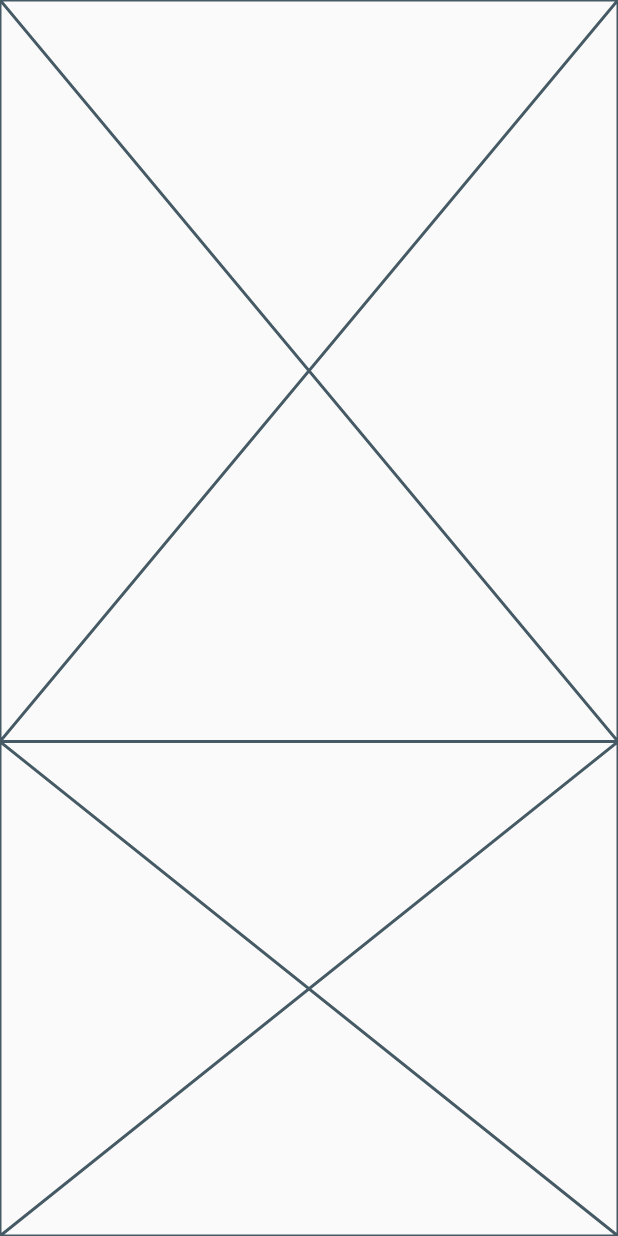
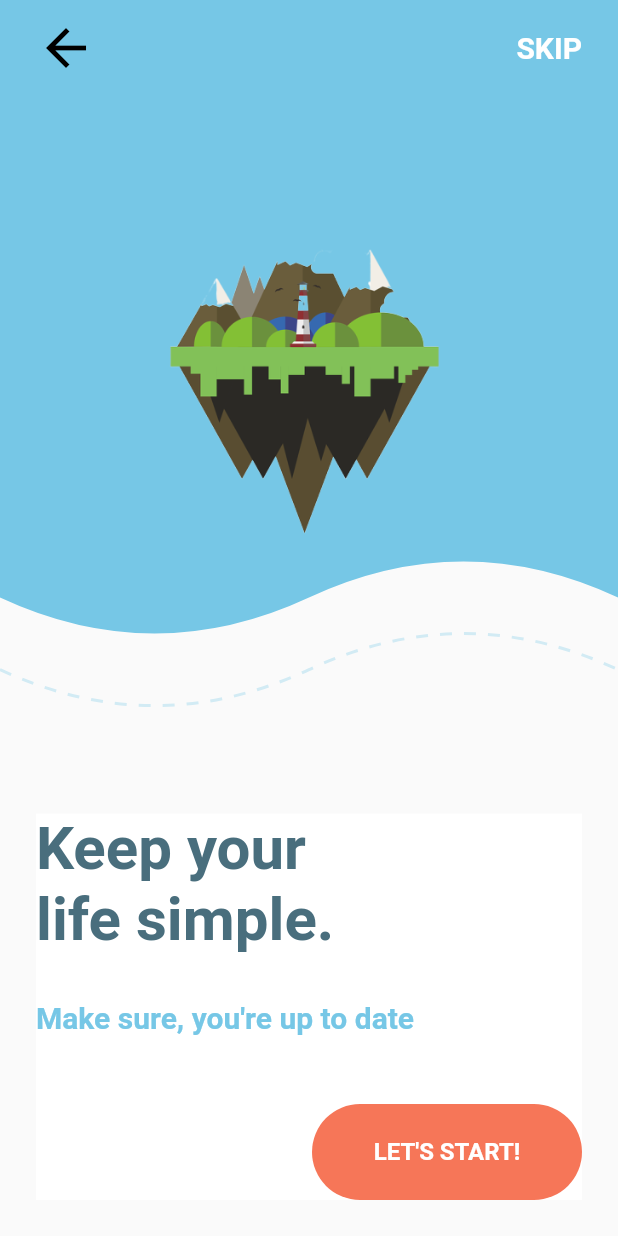
Before and after one commit to MegaJoon/flutter_nov, a Flutter app: the SecondPage screen opened directly, on a phone screen of 412 x 824 dp. Run offline on Flutter 3.47's test engine with Material 2 defaults, Android fonts, the phone set to English and light mode, and no system bars; our stand-ins replace badges, path_drawing; network calls fail.

Commit message:
second page
second page

```diff
--- a/lib/1106/reminders_mobile_app.dart
+++ b/lib/1106/reminders_mobile_app.dart
@@ -274,6 +274,8 @@ class _RemindersMobileAppState extends State<RemindersMobileApp> {
               child: FloatingActionButton(
                 onPressed: () {
                   print("onPressed");
+                  // on clicked event
+                  Navigator.push(context, MaterialPageRoute(builder: (context) => SecondPage()));
                 },
                 backgroundColor: _btnColor,
                 child: Icon(
--- a/lib/1106/second_page.dart
+++ b/lib/1106/second_page.dart
@@ -1,11 +1,33 @@
 import 'package:flutter/material.dart';
+import 'package:path_drawing/path_drawing.dart';
 
+// https://medium.com/@meysam.mahfouzi/drawing-curved-dashed-lines-in-flutter-b5d0645b04c8
+// thanks! wave dotted line;
+
+// it's second page;
 class SecondPage extends StatefulWidget {
   @override
   _SecondPageState createState() => _SecondPageState();
 }
 
 class _SecondPageState extends State<SecondPage> {
+  // background color
+  Color _color = Color.fromRGBO(118, 199, 230, 1);
+
+  // floating button color
+  Color _btnColor = Color.fromRGBO(246, 118, 88, 1);
+
+  // accent color
+  Color _accentColor = Color.fromRGBO(73, 110, 125, 1);
+
+  // title
+  String title = "Keep your\nlife simple.";
+  String subTitle = "Make sure, you're up to date";
+  String btnText = "Let's start!";
+
+  // background image
+  String _image = "assets/sky.png";
+
   @override
   Widget build(BuildContext context) {
     return Scaffold(
@@ -14,16 +36,159 @@ class _SecondPageState extends State<SecondPage> {
           // top container
           Flexible(
             flex: 6,
-            child: Placeholder(),
+            child: Stack(
+              children: <Widget>[
+                // wave container
+                Positioned(
+                  top: 0,
+                  left: 0,
+                  right: 0,
+                  bottom: 48.0,
+                  child: ClipPath(
+                    clipper: myClipper(),
+                    child: Container(
+                      color: _color,
+                    ),
+                  ),
+                ),
+
+                // wave dotted line
+                Positioned(
+                  bottom: 0,
+                  left: 0,
+                  right: 0,
+                  child: Container(
+                    height: 100.0,
+                    child: CustomPaint(
+                      painter: CurvePatiner(),
+                      child: Container(),
+                    ),
+                  ),
+                ),
+
+                // appbar
+                Positioned(
+                  top: 0,
+                  left: 24.0,
+                  right: 24.0,
+                  child: SafeArea(
+                   top: true,
+                   left: true,
+                   right: true,
+                   child: Container(
+                     height: 64.0,
+                     child: Row(
+                       children: <Widget>[
+                         Icon(Icons.arrow_back, size: 40.0, color: Colors.black,),
+                         Spacer(),
+                         Text("SKIP".toUpperCase(),
+                         style: TextStyle(color: Colors.white, fontSize: 20.0, fontWeight: FontWeight.bold),),
+                       ],
+                     ),
+                   ),
+                  ),
+                ),
+
+                // center image
+                Positioned(
+                  top: 0,
+                  left: 0,
+                  right: 48.0,
+                  bottom: 0,
+                  child: Image.asset(_image, fit: BoxFit.contain,),
+                ),
+              ],
+            ),
           ),
 
           // bottom container
           Flexible(
             flex: 4,
-            child: Placeholder(),
+            child: Container(
+              margin: EdgeInsets.only(left: 24.0, right: 24.0, bottom: 24.0, top: 48.0),
+              color: Colors.white,
+              child: Column(
+                crossAxisAlignment: CrossAxisAlignment.start,
+                mainAxisAlignment: MainAxisAlignment.spaceBetween,
+                children: <Widget>[
+                  // title
+                  Text(title,
+                    style: TextStyle(color: _accentColor, fontSize: 40.0, fontWeight: FontWeight.bold),
+                  ),
+
+                  // subTitle
+                  Text(subTitle,
+                    style: TextStyle(color: _color, fontSize: 20.0, fontWeight: FontWeight.bold),
+                  ),
+
+                  // btn
+                  Container(
+                    margin: EdgeInsets.only(top: 16.0),
+                    alignment: Alignment.centerRight,
+                    child: InkWell(
+                      onTap: (){
+                        setState(() {
+                          // onClicked event : back
+                          Navigator.pop(context);
+                        });
+                      },
+                      child: Container(
+                        height: 64.0,
+                        width: 180.0,
+                        decoration: ShapeDecoration(shape: StadiumBorder(), color: _btnColor),
+                        child: Center(
+                          child: Text(btnText.toUpperCase(),
+                            style: TextStyle(color: Colors.white, fontSize: 16.0, fontWeight: FontWeight.bold),),
+                        ),
+                      ),
+                    ),
+                  ),
+                ],
+              ),
+            ),
           ),
         ],
       ),
     );
   }
 }
+
+class myClipper extends CustomClipper<Path>{
+  @override
+  Path getClip(Size size) {
+    var path = new Path()
+    ..lineTo(0.0, 0.0)
+    ..lineTo(0.0, size.height - 48.0)
+    ..quadraticBezierTo(size.width * 0.25, size.height, size.width * 0.50, size.height - 48.0)
+    ..quadraticBezierTo(size.width * 0.75, size.height - 96.0, size.width, size.height - 48.0)
+    ..lineTo(size.width, 0.0)
+    ..close();
+    return path;
+  }
+
+  @override
+  bool shouldReclip(CustomClipper<Path> oldClipper) => false;
+}
+
+class CurvePatiner extends CustomPainter{
+  Color _color = Color.fromRGBO(118, 199, 230, 1);
+
+  @override
+  void paint(Canvas canvas, Size size) {
+    var paint = Paint()
+
+    ..color = _color.withOpacity(0.3)
+    ..style = PaintingStyle.stroke
+    ..strokeWidth = 2;
+
+    var path = new Path()
+    ..moveTo(0.0, size.height - 48.0)
+    ..quadraticBezierTo(size.width * 0.25, size.height, size.width * 0.50, size.height - 48.0)
+    ..quadraticBezierTo(size.width * 0.75, size.height - 96.0, size.width, size.height - 48.0);
+
+    canvas.drawPath(dashPath(path, dashArray: CircularIntervalList<double>(<double>[8.0, 8.0])), paint);
+  }
+
+  @override
+  bool shouldRepaint(CustomPainter oldDelegate) => false;
+}
--- a/pubspec.yaml
+++ b/pubspec.yaml
@@ -24,6 +24,7 @@ dependencies:
   # Use with the CupertinoIcons class for iOS style icons.
   cupertino_icons: ^0.1.2
   badges: ^1.1.0
+  path_drawing: ^0.4.0
 
 dev_dependencies:
   flutter_test:
@@ -35,6 +36,8 @@ dev_dependencies:
 
 # The following section is specific to Flutter.
 flutter:
+  assets:
+    - assets/sky.png
 
   # The following line ensures that the Material Icons font is
   # included with your application, so that you can use the icons in
```
Also changed, not shown: pubspec.lock.
